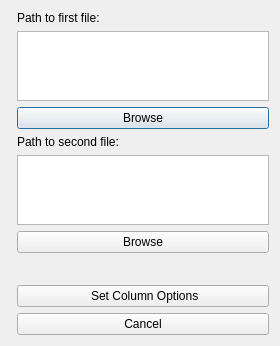
Before: the Qt Designer form dialog.ui in tgys/csv-diff-gui, drawn with Qt 5.
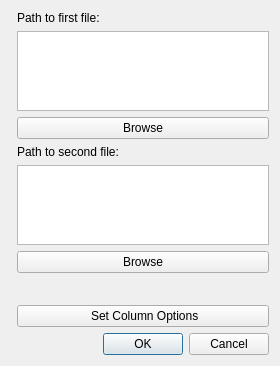
After: the same form once the commit is applied.

Commit message: added menubar signals/slots for column and table options

Diff of the .ui file:
```diff
--- a/dialog.ui
+++ b/dialog.ui
@@ -7,7 +7,7 @@
     <x>0</x>
     <y>0</y>
     <width>280</width>
-    <height>322</height>
+    <height>366</height>
    </rect>
   </property>
   <property name="windowTitle">
@@ -48,20 +48,6 @@
      </property>
     </widget>
    </item>
-   <item row="9" column="1">
-    <widget class="QPushButton" name="pushButton_3">
-     <property name="text">
-      <string> Set Column Options</string>
-     </property>
-    </widget>
-   </item>
-   <item row="11" column="1">
-    <widget class="QPushButton" name="pushButton_4">
-     <property name="text">
-      <string>Cancel</string>
-     </property>
-    </widget>
-   </item>
    <item row="8" column="1">
     <spacer name="horizontalSpacer">
      <property name="orientation">
@@ -75,6 +61,20 @@
      </property>
     </spacer>
    </item>
+   <item row="9" column="1">
+    <widget class="QPushButton" name="pushButton_3">
+     <property name="text">
+      <string> Set Column Options</string>
+     </property>
+    </widget>
+   </item>
+   <item row="10" column="1">
+    <widget class="QDialogButtonBox" name="buttonBox">
+     <property name="standardButtons">
+      <set>QDialogButtonBox::Cancel|QDialogButtonBox::Ok</set>
+     </property>
+    </widget>
+   </item>
   </layout>
  </widget>
  <resources/>
```
The commit also changes 13 other files.
